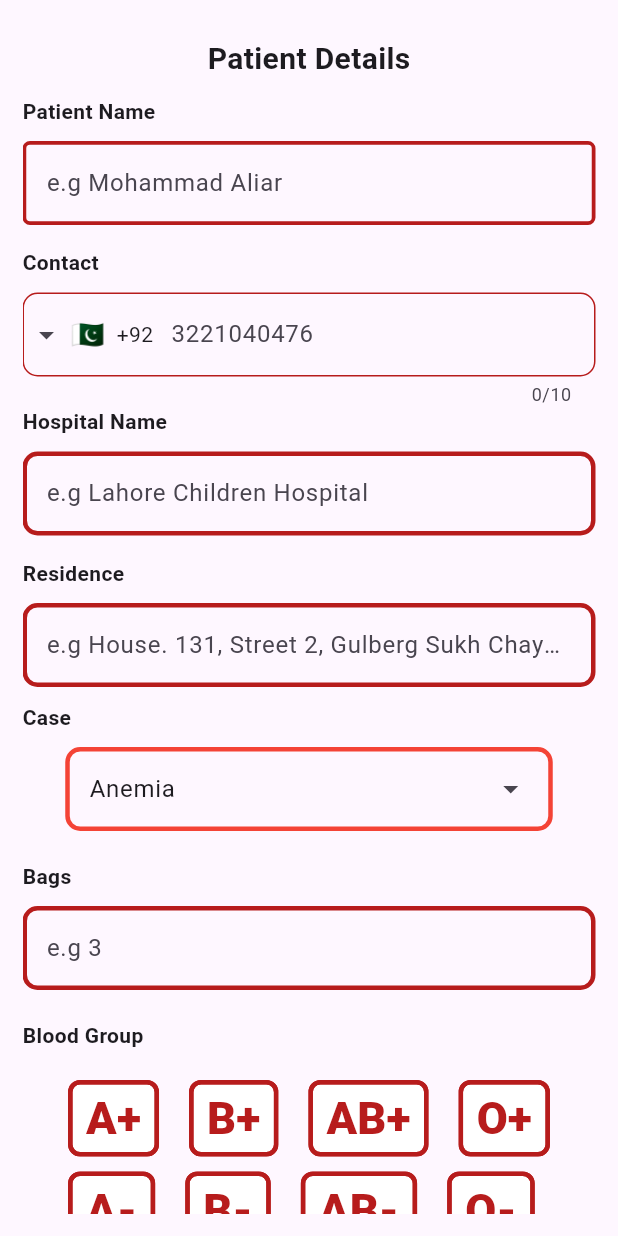
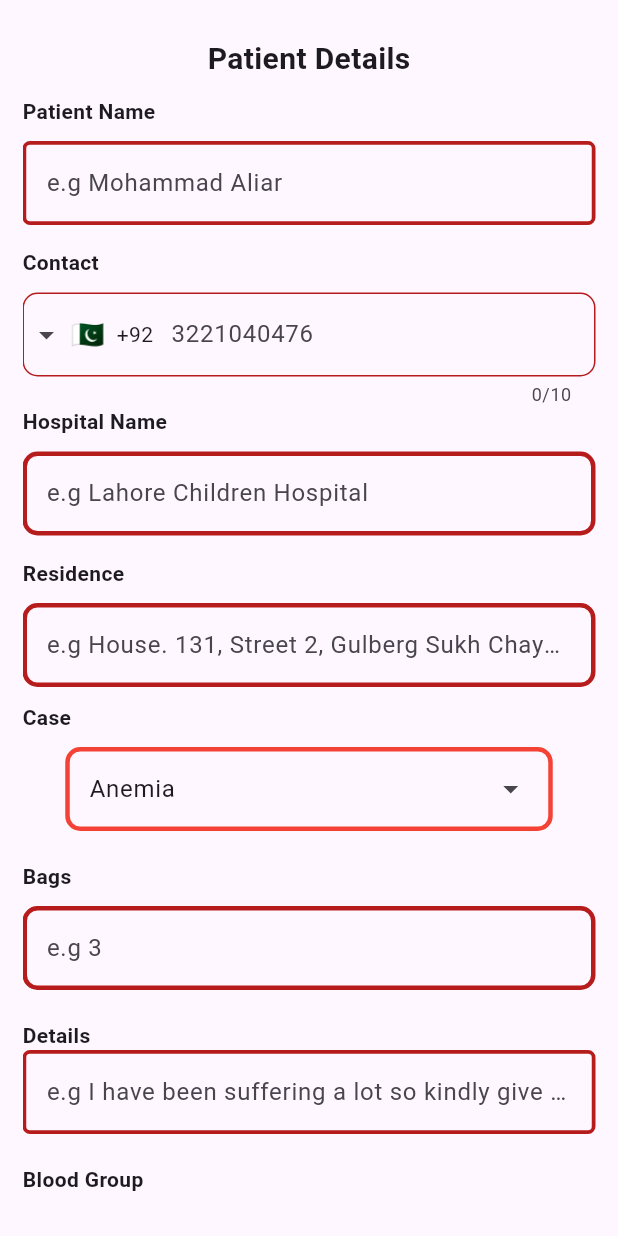
Before and after one commit to the-blazing-taha/Blood-Donation-Application, a Flutter app: the RequestForm screen opened directly, on a phone screen of 412 x 824 dp. Run offline on Flutter 3.47's test engine with Material 3 defaults, Android fonts, the light colour scheme and no system bars; drawn by our look-alikes of intl_phone_field; our stand-ins replace cloud_firestore, firebase_auth, firebase_core, firebase_storage, get, iconsax and 2 more; missing offline and left inert: email_auth, show_hide_password; accounts and stored records are empty.

Commit message:
request interface

```diff
--- a/lib/controllers/databaseController.dart
+++ b/lib/controllers/databaseController.dart
@@ -65,7 +65,7 @@ class DatabaseService {
     });
   }
 
-  Future<List<Request>> getTask() async {
+  Future<List<Request>> getRequest() async {
     final db = await database;
     final data = await db.query(requestsTableName);
     List<Request> requests = data
@@ -84,7 +84,7 @@ class DatabaseService {
     return requests;
   }
 
-  Future<void> updateTask(int id, String name, String contact, String hospital, String residence, String case_, int bags, String bloodGroup,String gender) async {
+  Future<void> updateRequest(int id, String name, String contact, String hospital, String residence, String case_, int bags, String bloodGroup,String gender) async {
     final db = await database;
     await db.update(
       requestsTableName,
@@ -102,7 +102,7 @@ class DatabaseService {
     );
   }
 
-  Future<void> deleteTask(int id) async {
+  Future<void> deleteRequest(int id) async {
     final db = await database;
     try {
       await db
--- a/lib/views/screen/request_form.dart
+++ b/lib/views/screen/request_form.dart
@@ -3,6 +3,8 @@ import 'package:blood/views/screen/home.dart';
 import 'package:flutter/material.dart';
 import 'package:flutter/services.dart';
 import 'package:intl_phone_field/intl_phone_field.dart';
+
+import '../../controllers/databaseController.dart';
 
 
 class RequestForm extends StatefulWidget {
@@ -24,7 +26,7 @@ class _RequestFormState extends State<RequestForm> {
    String residence="";
    String _case="";
    String contact="";
-
+   String details="";
   final List<bool> _selectedGenders = <bool>[
     false,
     false,
@@ -64,6 +66,7 @@ class _RequestFormState extends State<RequestForm> {
   static List<String> list = <String>['Anemia', 'Cancer', 'Hemophilia', 'Sickle cell disease'];
 
   bool vertical = false;
+  final DatabaseService _databaseService = DatabaseService.instance;
 
   @override
   Widget build(BuildContext context) {
@@ -338,7 +341,46 @@ class _RequestFormState extends State<RequestForm> {
                       ),
                     ),
 
-
+                    const SizedBox(
+                      height: 20,
+                    ),
+                    const Align(
+                      alignment: Alignment.centerLeft,
+                      child: Text(
+                        'Details',
+                        style: TextStyle(fontWeight: FontWeight.bold),
+                      ),
+                    ),
+                    TextFormField(
+                      onChanged: (value){
+                        setState(() {
+                          details=value;
+                        });
+                      },
+                      decoration: InputDecoration(
+                        // label: const Text('Number of Bags'),
+                        hintText: 'e.g I have been suffering a lot so kindly give me the blood.',
+                        enabledBorder: OutlineInputBorder(
+                          borderSide:
+                          BorderSide(color: Colors.red[900]!, width: 2.5),
+                          borderRadius: BorderRadius.circular(5),
+                        ),
+                        focusedBorder: OutlineInputBorder(
+                          borderSide: BorderSide(
+                            color: Colors.red[900]!,
+                            width: 3,
+                          ),
+                          borderRadius: BorderRadius.circular(15),
+                        ),
+                        errorBorder: OutlineInputBorder(
+                          borderSide: const BorderSide(
+                            color: Colors.red,
+                            width: 2,
+                          ),
+                          borderRadius: BorderRadius.circular(10),
+                        ),
+                      ),
+                    ),
                     const SizedBox(
                       height: 20,
                     ),
@@ -459,7 +501,7 @@ class _RequestFormState extends State<RequestForm> {
                       alignment: Alignment.center,
                       child: ElevatedButton(
                         onPressed:()async{
-
+                          _databaseService.addRequest(patient, contact, hospital, residence, _case, bags, bloodGroup, gender);
                         },
                         style: ElevatedButton.styleFrom(
                           foregroundColor: Colors.white,
```
Also changed, not shown: lib/views/screen/details.dart (+42 -42 lines), lib/views/screen/home.dart (+6 -65 lines).
